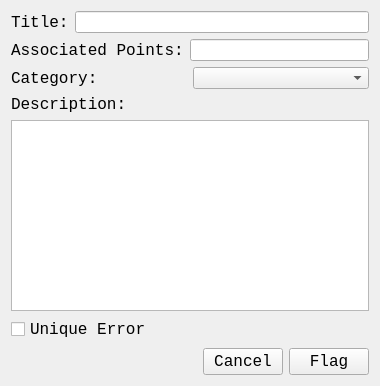
Old version of the form GAUI/flagdialog.ui in the repository ezfe/grading-assistant-cs205.
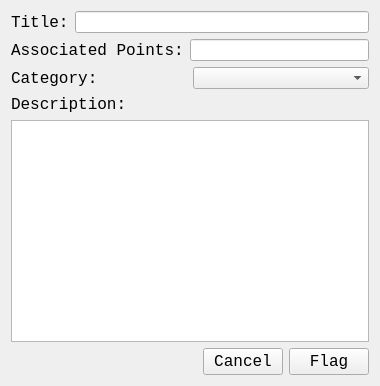
New version of the form.

The edit to the form file:
```diff
--- a/GAUI/flagdialog.ui
+++ b/GAUI/flagdialog.ui
@@ -90,19 +90,6 @@
    <item>
     <widget class="QPlainTextEdit" name="descriptionEdit"/>
    </item>
-   <item>
-    <widget class="QCheckBox" name="uniqueErrorBox">
-     <property name="font">
-      <font>
-       <family>Monospace</family>
-       <pointsize>12</pointsize>
-      </font>
-     </property>
-     <property name="text">
-      <string>Unique Error</string>
-     </property>
-    </widget>
-   </item>
    <item>
     <layout class="QHBoxLayout" name="horizontalLayout_9">
      <item>
```
